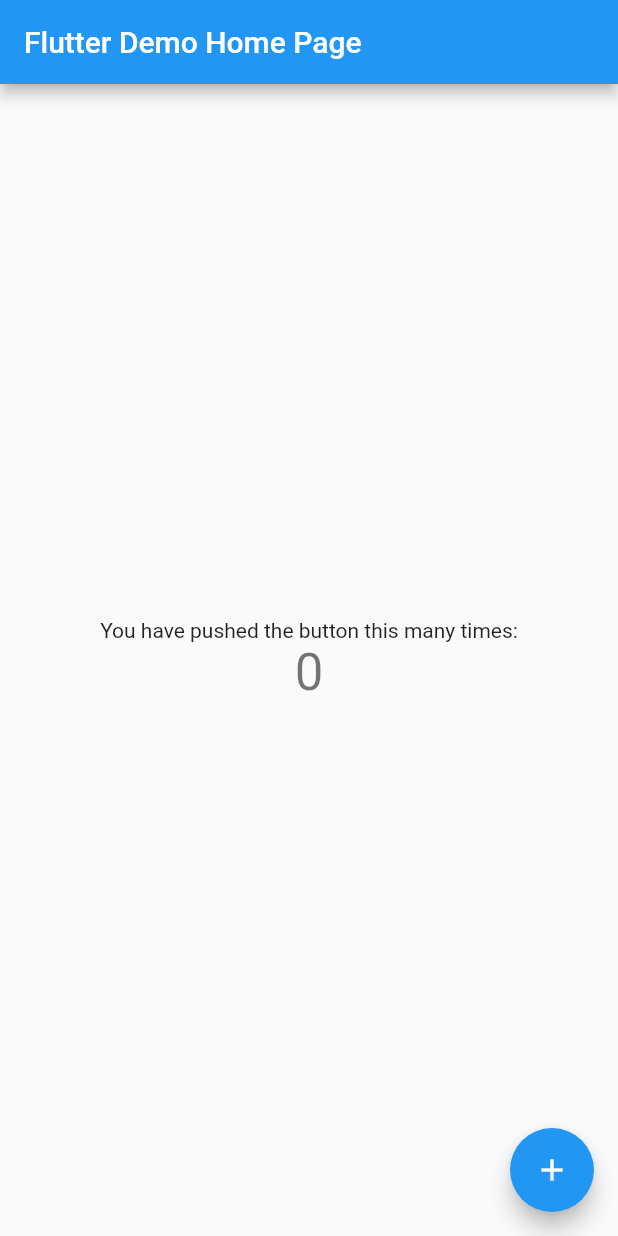
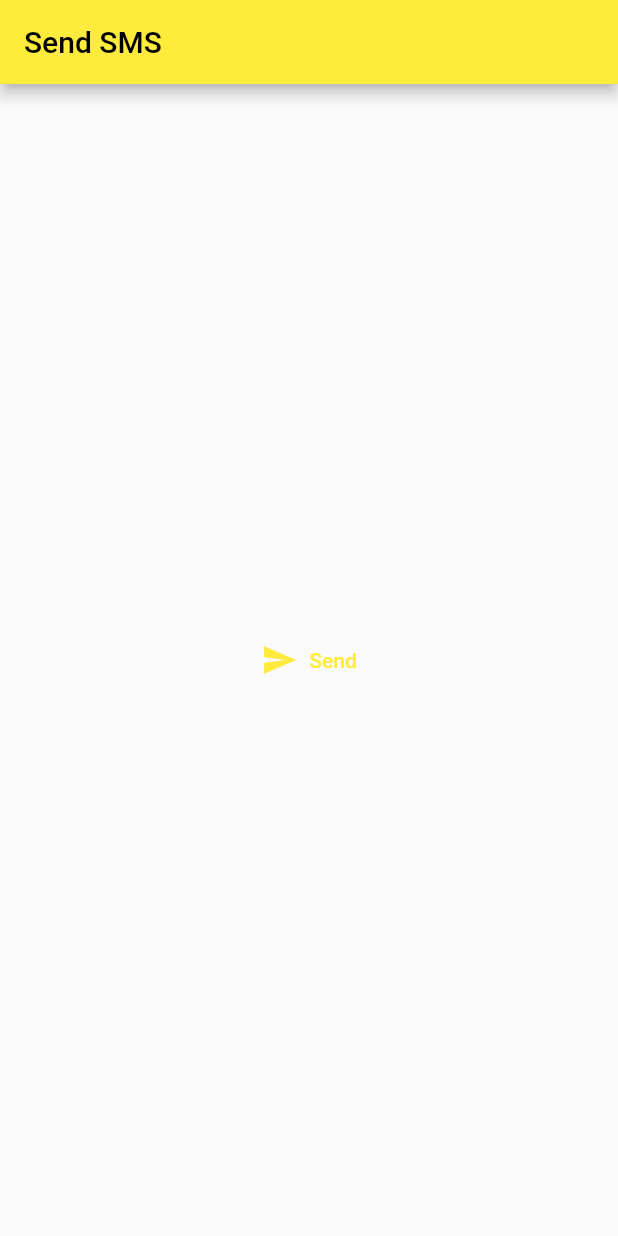
Before and after one commit to jasaplohl/sms_sending, a Flutter app: the screen it shows after launch, on a phone screen of 412 x 824 dp. Run offline on Flutter 3.47's test engine with Material 2 defaults, Android fonts, the phone set to English and light mode, and no system bars; missing offline and left inert: flutter_sms, sms_advanced.

Commit message:
Sending messages.

```diff
--- /dev/null
+++ b/lib/home.dart
@@ -0,0 +1,52 @@
+import 'package:flutter/material.dart';
+import 'package:flutter_sms/flutter_sms.dart';
+import 'package:sms_advanced/sms_advanced.dart';
+
+class Home extends StatelessWidget {
+
+  static const message = "This is a test message.";
+  static const phoneNumber = "040618876";
+
+  // Takes you to the sms page and you need to manually send the sms
+  void sendTextFlutterSms() async {
+    List<String> recipents = [phoneNumber];
+
+    String _result = await sendSMS(
+      message: message,
+      recipients: recipents
+    ).catchError((onError) {
+        print(onError);
+      });
+    print(_result);
+  }
+
+  // Uses the sms_advanced library to send the sms message
+  void sendTextSmsAdvanced() async {
+    SmsSender sender = SmsSender();
+
+    SmsMessage sms = SmsMessage(phoneNumber, message);
+    sms.onStateChanged.listen((state) {
+      print(state);
+      if (state == SmsMessageState.Sent) {
+        print("SMS is sent!");
+      } else if (state == SmsMessageState.Delivered) {
+        print("SMS is delivered!");
+      }
+    });
+    sender.sendSms(sms);
+  }
+
+  @override
+  Widget build(BuildContext context) {
+    return Scaffold(
+      appBar: AppBar(title: const Text("Send SMS")),
+      body: Center(
+        child: TextButton.icon(
+          onPressed: sendTextSmsAdvanced,
+          icon: const Icon(Icons.send),
+          label: const Text("Send")
+        )
+      )
+    );
+  }
+}
--- a/lib/main.dart
+++ b/lib/main.dart
@@ -1,4 +1,6 @@
 import 'package:flutter/material.dart';
+
+import './home.dart';
 
 void main() {
   runApp(const MyApp());
@@ -13,103 +15,9 @@
     return MaterialApp(
       title: 'Flutter Demo',
       theme: ThemeData(
-        // This is the theme of your application.
-        //
-        // Try running your application with "flutter run". You'll see the
-        // application has a blue toolbar. Then, without quitting the app, try
-        // changing the primarySwatch below to Colors.green and then invoke
-        // "hot reload" (press "r" in the console where you ran "flutter run",
-        // or simply save your changes to "hot reload" in a Flutter IDE).
-        // Notice that the counter didn't reset back to zero; the application
-        // is not restarted.
-        primarySwatch: Colors.blue,
+        primarySwatch: Colors.yellow,
       ),
-      home: const MyHomePage(title: 'Flutter Demo Home Page'),
+      home: Home(),
     );
   }
 }
-
-class MyHomePage extends StatefulWidget {
-  const MyHomePage({Key? key, required this.title}) : super(key: key);
-
-  // This widget is the home page of your application. It is stateful, meaning
-  // that it has a State object (defined below) that contains fields that affect
-  // how it looks.
-
-  // This class is the configuration for the state. It holds the values (in this
-  // case the title) provided by the parent (in this case the App widget) and
-  // used by the build method of the State. Fields in a Widget subclass are
-  // always marked "final".
-
-  final String title;
-
-  @override
-  State<MyHomePage> createState() => _MyHomePageState();
-}
-
-class _MyHomePageState extends State<MyHomePage> {
-  int _counter = 0;
-
-  void _incrementCounter() {
-    setState(() {
-      // This call to setState tells the Flutter framework that something has
-      // changed in this State, which causes it to rerun the build method below
-      // so that the display can reflect the updated values. If we changed
-      // _counter without calling setState(), then the build method would not be
-      // called again, and so nothing would appear to happen.
-      _counter++;
-    });
-  }
-
-  @override
-  Widget build(BuildContext context) {
-    // This method is rerun every time setState is called, for instance as done
-    // by the _incrementCounter method above.
-    //
-    // The Flutter framework has been optimized to make rerunning build methods
-    // fast, so that you can just rebuild anything that needs updating rather
-    // than having to individually change instances of widgets.
-    return Scaffold(
-      appBar: AppBar(
-        // Here we take the value from the MyHomePage object that was created by
-        // the App.build method, and use it to set our appbar title.
-        title: Text(widget.title),
-      ),
-      body: Center(
-        // Center is a layout widget. It takes a single child and positions it
-        // in the middle of the parent.
-        child: Column(
-          // Column is also a layout widget. It takes a list of children and
-          // arranges them vertically. By default, it sizes itself to fit its
-          // children horizontally, and tries to be as tall as its parent.
-          //
-          // Invoke "debug painting" (press "p" in the console, choose the
-          // "Toggle Debug Paint" action from the Flutter Inspector in Android
-          // Studio, or the "Toggle Debug Paint" command in Visual Studio Code)
-          // to see the wireframe for each widget.
-          //
-          // Column has various properties to control how it sizes itself and
-          // how it positions its children. Here we use mainAxisAlignment to
-          // center the children vertically; the main axis here is the vertical
-          // axis because Columns are vertical (the cross axis would be
-          // horizontal).
-          mainAxisAlignment: MainAxisAlignment.center,
-          children: <Widget>[
-            const Text(
-              'You have pushed the button this many times:',
-            ),
-            Text(
-              '$_counter',
-              style: Theme.of(context).textTheme.headline4,
-            ),
-          ],
-        ),
-      ),
-      floatingActionButton: FloatingActionButton(
-        onPressed: _incrementCounter,
-        tooltip: 'Increment',
-        child: const Icon(Icons.add),
-      ), // This trailing comma makes auto-formatting nicer for build methods.
-    );
-  }
-}
--- a/pubspec.yaml
+++ b/pubspec.yaml
@@ -34,6 +34,8 @@
   # The following adds the Cupertino Icons font to your application.
   # Use with the CupertinoIcons class for iOS style icons.
   cupertino_icons: ^1.0.2
+  flutter_sms: ^2.3.2
+  sms_advanced: ^1.0.1
 
 dev_dependencies:
   flutter_test:
```
Also changed, not shown: pubspec.lock, 4 other files.
